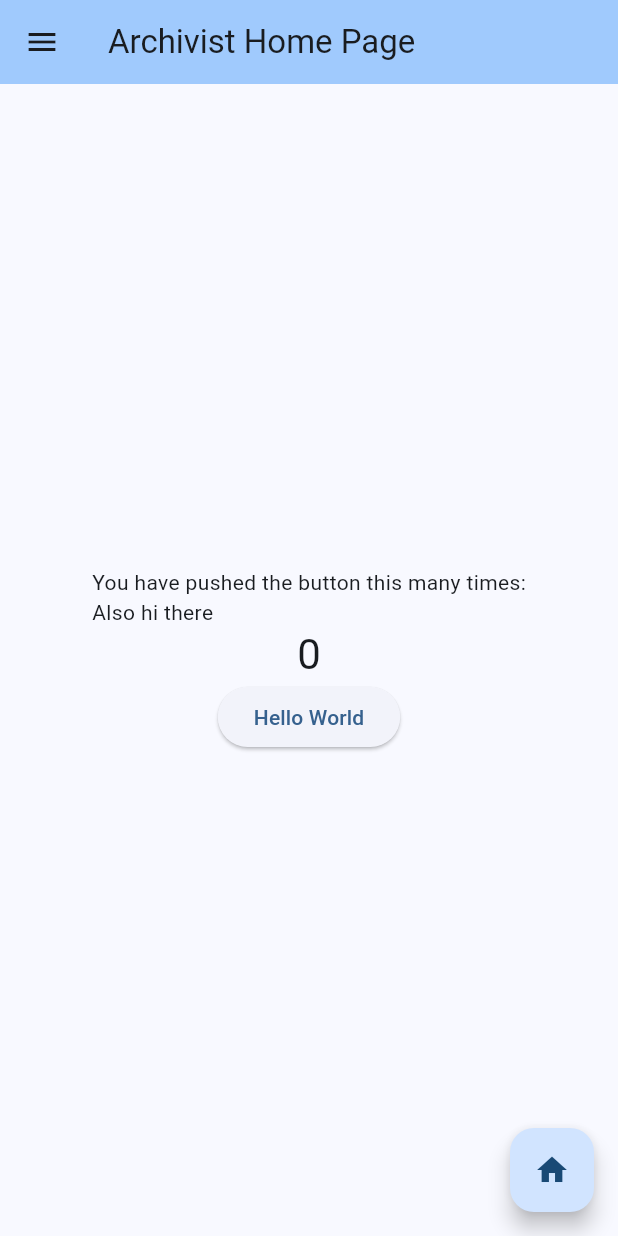
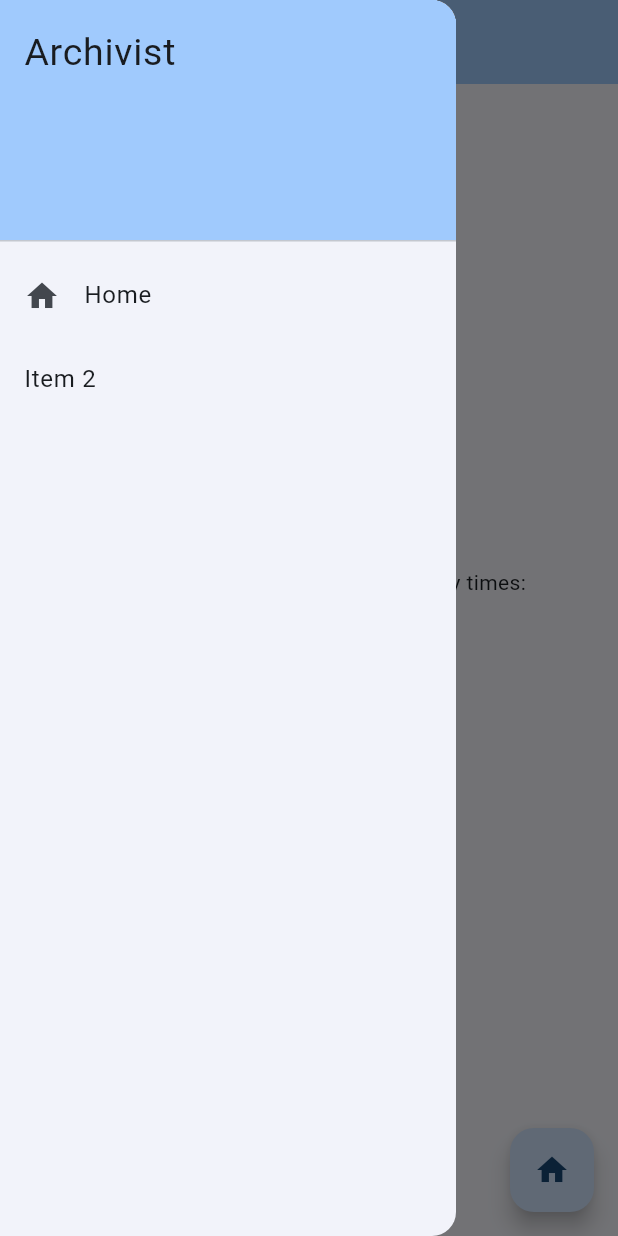
Before and after one commit to danieljromero15/Archivist, a Flutter app: the screen it shows after launch, with the side drawer open (before the commit the screen has no drawer), on a phone screen of 412 x 824 dp. Run offline on Flutter 3.47's test engine with Material 3 defaults, Android fonts, the phone set to English and light mode, and no system bars.

```diff
--- /dev/null
+++ b/lib/home.dart
@@ -0,0 +1,95 @@
+import 'package:flutter/material.dart';
+
+import 'nav_bar.dart';
+
+class HomePage extends StatefulWidget {
+  const HomePage({super.key, this.title = 'Archivist Home Page'});
+
+  // This widget is the home page of your application. It is stateful, meaning
+  // that it has a State object (defined below) that contains fields that affect
+  // how it looks.
+
+  // This class is the configuration for the state. It holds the values (in this
+  // case the title) provided by the parent (in this case the App widget) and
+  // used by the build method of the State. Fields in a Widget subclass are
+  // always marked "final".
+
+  final String title;
+
+  @override
+  State<HomePage> createState() => _HomePageState();
+}
+
+class _HomePageState extends State<HomePage> {
+  @override
+  Widget build(BuildContext context) {
+    // This method is rerun every time setState is called, for instance as done
+    // by the _incrementCounter method above.
+    //
+    // The Flutter framework has been optimized to make rerunning build methods
+    // fast, so that you can just rebuild anything that needs updating rather
+    // than having to individually change instances of widgets.
+    return Scaffold(
+      appBar: AppBar(
+        // TRY THIS: Try changing the color here to a specific color (to
+        // Colors.amber, perhaps?) and trigger a hot reload to see the AppBar
+        // change color while the other colors stay the same.
+          backgroundColor: Theme.of(context).colorScheme.inversePrimary,
+          // Here we take the value from the MyHomePage object that was created by
+          // the App.build method, and use it to set our appbar title.
+          title: Text(widget.title),
+          leading: Builder(
+            builder: (context){
+              return IconButton(
+                icon: const Icon(Icons.menu),
+                tooltip: "Navigation Menu",
+                onPressed: (){
+                  print("nav button pressed");
+                  Scaffold.of(context).openDrawer();
+                },
+              );
+            },
+          )
+      ),
+      drawer: const NavBar(),
+      body: Center(
+        // Center is a layout widget. It takes a single child and positions it
+        // in the middle of the parent.
+        child: Column(
+          // Column is also a layout widget. It takes a list of children and
+          // arranges them vertically. By default, it sizes itself to fit its
+          // children horizontally, and tries to be as tall as its parent.
+          //
+          // Column has various properties to control how it sizes itself and
+          // how it positions its children. Here we use mainAxisAlignment to
+          // center the children vertically; the main axis here is the vertical
+          // axis because Columns are vertical (the cross axis would be
+          // horizontal).
+          //
+          // TRY THIS: Invoke "debug painting" (choose the "Toggle Debug Paint"
+          // action in the IDE, or press "p" in the console), to see the
+          // wireframe for each widget.
+          mainAxisAlignment: MainAxisAlignment.center,
+          children: <Widget>[
+            const Text(
+              'You have pushed the button this many times:\nAlso hi there',
+            ),
+            Text(
+              'lol',
+              style: Theme.of(context).textTheme.headlineMedium,
+            ),
+            ElevatedButton(
+              onPressed: () {print('this button works pls ignore');},
+              child: const Text('Hello World'),
+            ),
+          ],
+        ),
+      ),
+      floatingActionButton: FloatingActionButton(
+        onPressed: (){},
+        tooltip: 'idk lol',
+        child: const Icon(Icons.home),
+      ), // This trailing comma makes auto-formatting nicer for build methods.
+    );
+  }
+}
--- a/lib/main.dart
+++ b/lib/main.dart
@@ -1,5 +1,6 @@
-import 'package:archivist/test_page.dart';
 import 'package:flutter/material.dart';
+
+import 'home.dart';
 
 void main() {
   runApp(const MyApp());
@@ -15,112 +16,11 @@ class MyApp extends StatelessWidget {
       title: 'Archivist',
       theme: ThemeData(
         // This is the theme of your application.
+        // TODO: potentially change this
         colorScheme: ColorScheme.fromSeed(seedColor: Colors.blue),
         useMaterial3: true,
       ),
-      home: const MyHomePage(title: 'Archivist Home Page'),
+      home: const HomePage(title: 'Archivist Home Page'),
     );
   }
 }
-
-class MyHomePage extends StatefulWidget {
-  const MyHomePage({super.key, required this.title});
-
-  // This widget is the home page of your application. It is stateful, meaning
-  // that it has a State object (defined below) that contains fields that affect
-  // how it looks.
-
-  // This class is the configuration for the state. It holds the values (in this
-  // case the title) provided by the parent (in this case the App widget) and
-  // used by the build method of the State. Fields in a Widget subclass are
-  // always marked "final".
-
-  final String title;
-
-  @override
-  State<MyHomePage> createState() => _MyHomePageState();
-}
-
-class _MyHomePageState extends State<MyHomePage> {
-  int _counter = 0;
-
-  void _incrementCounter() {
-    /*setState(() {
-      // This call to setState tells the Flutter framework that something has
-      // changed in this State, which causes it to rerun the build method below
-      // so that the display can reflect the updated values. If we changed
-      // _counter without calling setState(), then the build method would not be
-      // called again, and so nothing would appear to happen.
-      _counter++;
-    });*/
-  }
-
-  @override
-  Widget build(BuildContext context) {
-    // This method is rerun every time setState is called, for instance as done
-    // by the _incrementCounter method above.
-    //
-    // The Flutter framework has been optimized to make rerunning build methods
-    // fast, so that you can just rebuild anything that needs updating rather
-    // than having to individually change instances of widgets.
-    return Scaffold(
-      appBar: AppBar(
-        // TRY THIS: Try changing the color here to a specific color (to
-        // Colors.amber, perhaps?) and trigger a hot reload to see the AppBar
-        // change color while the other colors stay the same.
-        backgroundColor: Theme.of(context).colorScheme.inversePrimary,
-        // Here we take the value from the MyHomePage object that was created by
-        // the App.build method, and use it to set our appbar title.
-        title: Text(widget.title),
-        leading: IconButton(
-          icon: const Icon(Icons.menu),
-          tooltip: "Navigation Menu",
-          onPressed: (){
-            Navigator.push(
-              context,
-              MaterialPageRoute(builder: (context) => const TestApp()),
-            );
-          },
-        )
-      ),
-      body: Center(
-        // Center is a layout widget. It takes a single child and positions it
-        // in the middle of the parent.
-        child: Column(
-          // Column is also a layout widget. It takes a list of children and
-          // arranges them vertically. By default, it sizes itself to fit its
-          // children horizontally, and tries to be as tall as its parent.
-          //
-          // Column has various properties to control how it sizes itself and
-          // how it positions its children. Here we use mainAxisAlignment to
-          // center the children vertically; the main axis here is the vertical
-          // axis because Columns are vertical (the cross axis would be
-          // horizontal).
-          //
-          // TRY THIS: Invoke "debug painting" (choose the "Toggle Debug Paint"
-          // action in the IDE, or press "p" in the console), to see the
-          // wireframe for each widget.
-          mainAxisAlignment: MainAxisAlignment.center,
-          children: <Widget>[
-            const Text(
-              'You have pushed the button this many times:\nAlso hi there',
-            ),
-            Text(
-              '$_counter',
-              style: Theme.of(context).textTheme.headlineMedium,
-            ),
-            ElevatedButton(
-              onPressed: () {},
-              child: const Text('Hello World'),
-            ),
-          ],
-        ),
-      ),
-      floatingActionButton: FloatingActionButton(
-        onPressed: _incrementCounter,
-        tooltip: 'idk lol',
-        child: const Icon(Icons.home),
-      ), // This trailing comma makes auto-formatting nicer for build methods.
-    );
-  }
-}
--- /dev/null
+++ b/lib/nav_bar.dart
@@ -0,0 +1,34 @@
+import 'package:archivist/home.dart';
+import 'package:flutter/material.dart';
+
+class NavBar extends StatelessWidget {
+  const NavBar({super.key});
+
+  @override
+  Widget build(BuildContext context) {
+    print('NavBar');
+    return Drawer(
+        child: ListView(
+          padding: EdgeInsets.zero,
+          children: [
+            DrawerHeader(
+              decoration: BoxDecoration(
+                color: Theme.of(context).colorScheme.inversePrimary,
+              ),
+              child: const Text("Archivist", style: TextStyle(fontSize: 25),),
+            ),
+            ListTile(
+              leading: const Icon(Icons.home),
+              title: const Text('Home'),
+              onTap: () {
+                Navigator.of(context).push(
+                  MaterialPageRoute(builder: (context) => const HomePage())
+                );
+              },
+            ),
+            ListTile(title: const Text('Item 2'), onTap: () {})
+          ],
+        ),
+      );
+  }
+}
```
Also changed, not shown: lib/test_page.dart (deleted, +0 -44 lines).
